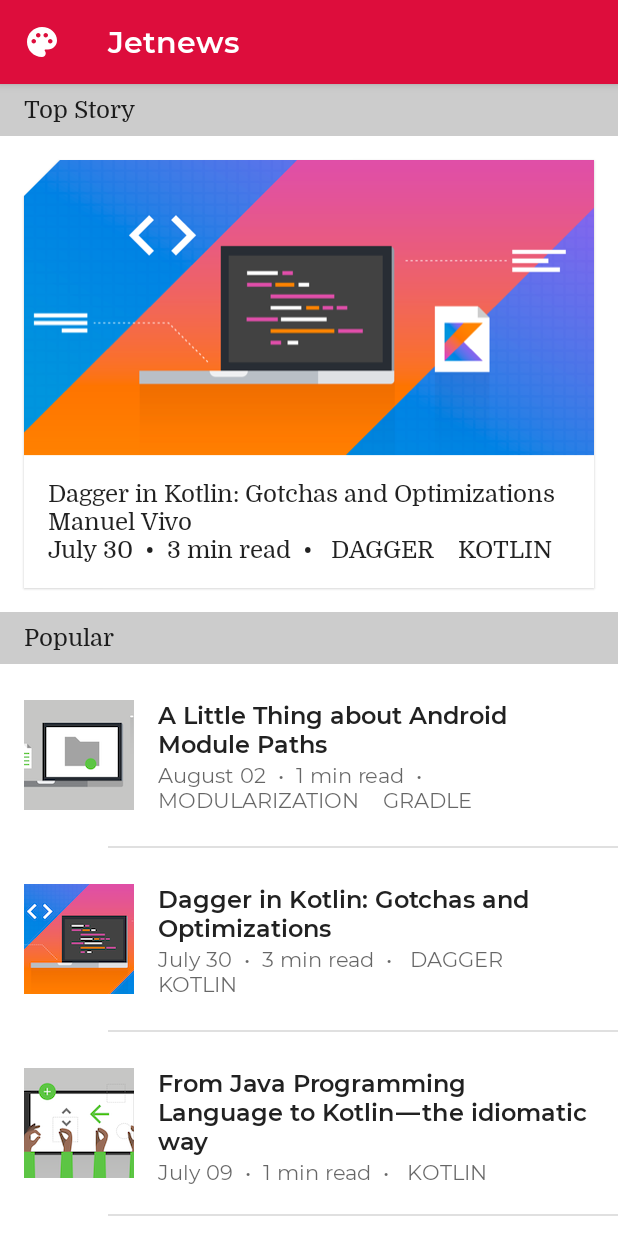
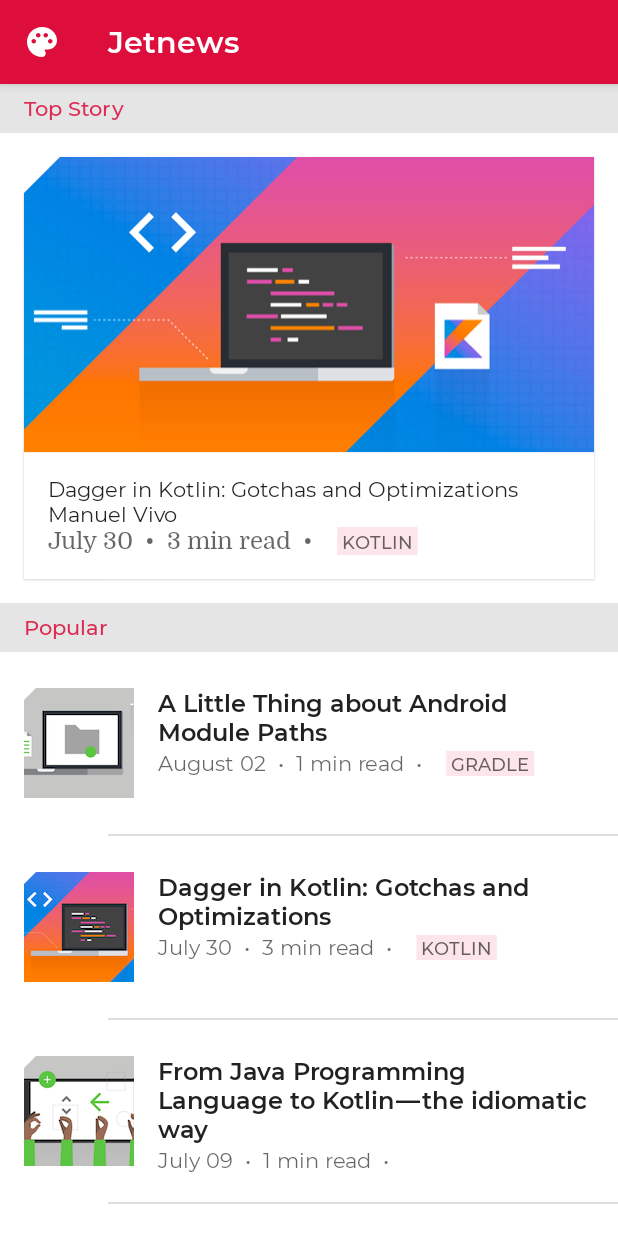
Before and after one commit to TiliaSNogueira/Compose-Theming-M2-Codelab, an Android app built with Jetpack Compose: the screen it shows after launch (MainActivity), on a phone screen of 412 x 824 dp. Run offline under Robolectric (Android 15) with nearby library versions, the phone set to English and light mode, and no system bars.

Commit message:
alpha, shapes and style text

```diff
--- a/app/src/main/java/com/codelab/theming/ui/start/Home.kt
+++ b/app/src/main/java/com/codelab/theming/ui/start/Home.kt
@@ -17,7 +17,6 @@
 package com.codelab.theming.ui.start
 
 import androidx.compose.foundation.Image
-import androidx.compose.foundation.background
 import androidx.compose.foundation.clickable
 import androidx.compose.foundation.layout.Column
 import androidx.compose.foundation.layout.Spacer
@@ -28,10 +27,12 @@ import androidx.compose.foundation.layout.padding
 import androidx.compose.foundation.lazy.LazyColumn
 import androidx.compose.foundation.lazy.items
 import androidx.compose.material.Card
+import androidx.compose.material.ContentAlpha
 import androidx.compose.material.Divider
 import androidx.compose.material.ExperimentalMaterialApi
 import androidx.compose.material.Icon
 import androidx.compose.material.ListItem
+import androidx.compose.material.LocalContentAlpha
 import androidx.compose.material.MaterialTheme
 import androidx.compose.material.Scaffold
 import androidx.compose.material.Surface
@@ -39,16 +40,19 @@ import androidx.compose.material.Text
 import androidx.compose.material.TopAppBar
 import androidx.compose.material.icons.Icons
 import androidx.compose.material.icons.rounded.Palette
+import androidx.compose.material.primarySurface
 import androidx.compose.runtime.Composable
+import androidx.compose.runtime.CompositionLocalProvider
 import androidx.compose.runtime.remember
 import androidx.compose.ui.Modifier
-import androidx.compose.ui.graphics.Color
+import androidx.compose.ui.draw.clip
 import androidx.compose.ui.layout.ContentScale
 import androidx.compose.ui.res.painterResource
 import androidx.compose.ui.res.stringResource
 import androidx.compose.ui.semantics.heading
 import androidx.compose.ui.semantics.semantics
 import androidx.compose.ui.text.buildAnnotatedString
+import androidx.compose.ui.text.withStyle
 import androidx.compose.ui.tooling.preview.Preview
 import androidx.compose.ui.unit.dp
 import com.codelab.theming.R
@@ -100,7 +104,7 @@ private fun AppBar() {
         title = {
             Text(text = stringResource(R.string.app_title))
         },
-        backgroundColor = MaterialTheme.colors.primary
+        backgroundColor = MaterialTheme.colors.primarySurface
     )
 }
 
@@ -109,14 +113,20 @@ fun Header(
     text: String,
     modifier: Modifier = Modifier
 ) {
+    Surface(
+        color = MaterialTheme.colors.onSurface.copy(alpha = 0.1f),
+        contentColor = MaterialTheme.colors.primary,
+        modifier = modifier
+    ) {
         Text(
             text = text,
-        modifier = modifier
+            style = MaterialTheme.typography.subtitle2,
+            modifier = Modifier
                 .fillMaxWidth()
-            .background(Color.LightGray)
                 .semantics { heading() }
                 .padding(horizontal = 16.dp, vertical = 8.dp)
         )
+    }
 }
 
 @Composable
@@ -143,11 +153,13 @@ fun FeaturedPost(
             val padding = Modifier.padding(horizontal = 16.dp)
             Text(
                 text = post.title,
-                modifier = padding
+                modifier = padding,
+                style = MaterialTheme.typography.body2
             )
             Text(
                 text = post.metadata.author.name,
-                modifier = padding
+                modifier = padding,
+                style = MaterialTheme.typography.body2
             )
             PostMetadata(post, padding)
             Spacer(Modifier.height(16.dp))
@@ -167,17 +179,28 @@ private fun PostMetadata(
         append(divider)
         append(stringResource(R.string.read_time, post.metadata.readTimeMinutes))
         append(divider)
+        val tageStyle = MaterialTheme.typography.overline.toSpanStyle().copy(
+            background = MaterialTheme.colors.primary.copy(alpha = 0.1f)
+        )
         post.tags.forEachIndexed { index, tag ->
             if (index != 0) {
                 append(tagDivider)
-            }
-            append(" ${tag.uppercase(Locale.getDefault())} ")
+
+                //append(" ${tag.uppercase(Locale.getDefault())} ")
+                withStyle(tageStyle) {
+                    append(" ${tag.uppercase()} ")
                 }
             }
+        }
+
+    }
+    CompositionLocalProvider(LocalContentAlpha provides ContentAlpha.medium) {
         Text(
             text = text,
             modifier = modifier
         )
+    }
+
 }
 
 @OptIn(ExperimentalMaterialApi::class)
@@ -192,6 +215,7 @@ fun PostItem(
             .padding(vertical = 8.dp),
         icon = {
             Image(
+                modifier = Modifier.clip(shape = MaterialTheme.shapes.small ),
                 painter = painterResource(post.imageThumbId),
                 contentDescription = null
             )
@@ -238,6 +262,5 @@ fun FeaturePostDarkPreview() {
 @Preview("Home")
 @Composable
 private fun HomePreview() {
-
     Home()
 }
```
Lines whose indentation alone changed are shown as unchanged.
